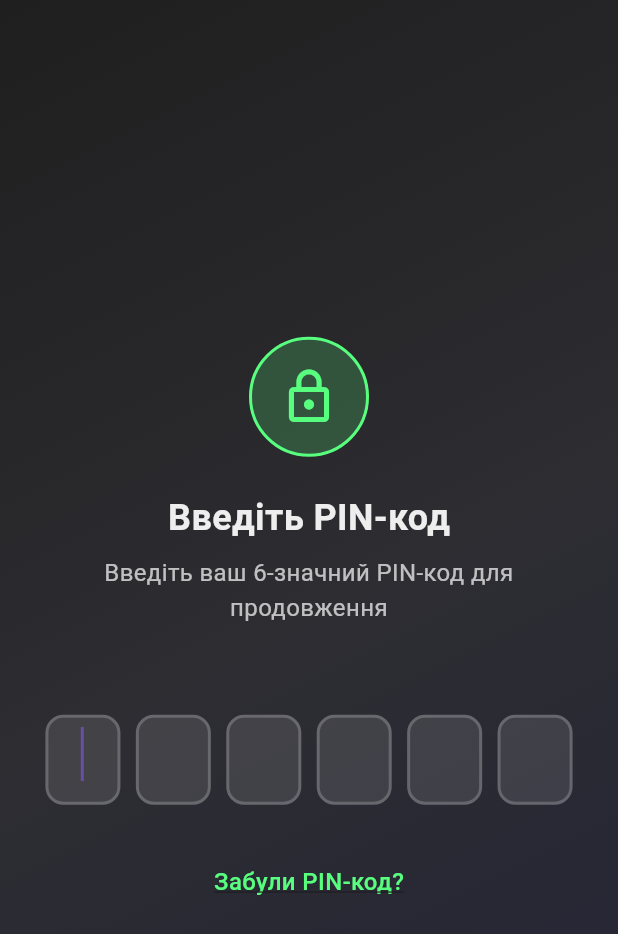
After one commit to Kvazar-213452/Voxta-mobile, a Flutter app: the PawsScreen screen opened directly, on a phone screen of 412 x 824 dp. The commit adds this screen. Shown: the top 934 px of the screen. Run offline on Flutter 3.47's test engine with Material 3 defaults, Android fonts, the phone set to English and light mode, and no system bars; our stand-ins replace flutter_secure_storage, image_picker, socket_io_client, sqflite, sqflite_common_ffi; missing offline and left inert: asn1lib, pointycastle; accounts and stored records are empty.

Commit message:
add pasw screen

```diff
--- a/lib/main.dart
+++ b/lib/main.dart
@@ -1,6 +1,7 @@
 import 'package:flutter/material.dart';
 import 'screens/login_screen.dart';
 import 'screens/main_screen.dart';
+import 'screens/pasw_screen.dart';
 import 'models/storage_user.dart';
 import 'models/storage_service.dart';
 import 'models/interface/user.dart';
@@ -41,6 +42,23 @@ class LoginStart extends StatelessWidget {
   }
 }
 
+class PaswStart extends StatelessWidget {
+  const PaswStart({super.key});
+
+  @override
+  Widget build(BuildContext context) {
+    return MaterialApp(
+      title: 'Voxta',
+      debugShowCheckedModeBanner: false,
+      theme: ThemeData(
+        primarySwatch: Colors.blue,
+        useMaterial3: true,
+      ),
+      home: const PawsScreen(),
+    );
+  }
+}
+
 class MainStart extends StatelessWidget {
   const MainStart({super.key});
 
--- /dev/null
+++ b/lib/screens/pasw_screen.dart
@@ -0,0 +1,325 @@
+import 'package:flutter/material.dart';
+import 'package:flutter/services.dart';
+
+class PawsScreen extends StatefulWidget {
+  const PawsScreen({Key? key}) : super(key: key);
+
+  @override
+  State<PawsScreen> createState() => _PawsScreenState();
+}
+
+class _PawsScreenState extends State<PawsScreen> with TickerProviderStateMixin {
+  final List<TextEditingController> _controllers = List.generate(6, (index) => TextEditingController());
+  final List<FocusNode> _focusNodes = List.generate(6, (index) => FocusNode());
+
+  late AnimationController _shakeController;
+  late AnimationController _fadeController;
+  late Animation<double> _shakeAnimation;
+  late Animation<double> _fadeAnimation;
+
+  String _enteredPin = '';
+  bool _isError = false;
+
+  @override
+  void initState() {
+    super.initState();
+
+    _shakeController = AnimationController(
+      duration: const Duration(milliseconds: 500),
+      vsync: this,
+    );
+
+    _fadeController = AnimationController(
+      duration: const Duration(milliseconds: 300),
+      vsync: this,
+    );
+
+    _shakeAnimation = Tween<double>(
+      begin: 0,
+      end: 10,
+    ).animate(CurvedAnimation(
+      parent: _shakeController,
+      curve: Curves.elasticIn,
+    ));
+
+    _fadeAnimation = Tween<double>(
+      begin: 0.0,
+      end: 1.0,
+    ).animate(CurvedAnimation(
+      parent: _fadeController,
+      curve: Curves.easeOut,
+    ));
+
+    _fadeController.forward();
+
+    // Auto-focus first field
+    WidgetsBinding.instance.addPostFrameCallback((_) {
+      _focusNodes[0].requestFocus();
+    });
+  }
+
+  @override
+  void dispose() {
+    _shakeController.dispose();
+    _fadeController.dispose();
+    for (var controller in _controllers) {
+      controller.dispose();
+    }
+    for (var focusNode in _focusNodes) {
+      focusNode.dispose();
+    }
+    super.dispose();
+  }
+
+  void _onPinChanged(String value, int index) {
+    setState(() {
+      _isError = false;
+    });
+
+    if (value.isNotEmpty) {
+      // Move to next field
+      if (index < 5) {
+        _focusNodes[index + 1].requestFocus();
+      } else {
+        // Unfocus when last digit is entered
+        _focusNodes[index].unfocus();
+      }
+    }
+
+    _updatePin();
+
+    // Check if PIN is complete
+    if (_enteredPin.length == 6) {
+      _verifyPin();
+    }
+  }
+
+  void _updatePin() {
+    _enteredPin = _controllers.map((controller) => controller.text).join('');
+  }
+
+  void _verifyPin() {
+    // Simulate PIN verification (replace with your logic)
+    const correctPin = '123456'; // Example PIN
+
+    if (_enteredPin == correctPin) {
+      _onSuccess();
+    } else {
+      _onError();
+    }
+  }
+
+  void _onSuccess() {
+    HapticFeedback.lightImpact();
+    // Navigate to next screen or perform success action
+    ScaffoldMessenger.of(context).showSnackBar(
+      const SnackBar(
+        content: Text('PIN успішно введено!'),
+        backgroundColor: Color(0xFF58FF7F),
+        duration: Duration(seconds: 2),
+      ),
+    );
+  }
+
+  void _onError() {
+    HapticFeedback.heavyImpact();
+    setState(() {
+      _isError = true;
+    });
+
+    _shakeController.forward().then((_) {
+      _shakeController.reverse().then((_) {
+        // Clear all fields after animation
+        Future.delayed(const Duration(milliseconds: 500), () {
+          _clearPin();
+        });
+      });
+    });
+  }
+
+  void _clearPin() {
+    setState(() {
+      _isError = false;
+      for (var controller in _controllers) {
+        controller.clear();
+      }
+      _enteredPin = '';
+    });
+    _focusNodes[0].requestFocus();
+  }
+
+  @override
+  Widget build(BuildContext context) {
+    return Scaffold(
+      backgroundColor: const Color(0xFF1A1A1A),
+      body: AnimatedBuilder(
+        animation: _fadeController,
+        builder: (context, child) {
+          return Opacity(
+            opacity: _fadeAnimation.value,
+            child: Container(
+              decoration: const BoxDecoration(
+                gradient: LinearGradient(
+                  begin: Alignment.topLeft,
+                  end: Alignment.bottomRight,
+                  colors: [
+                    Color(0xFF1F1F1F),
+                    Color(0xFF2D2D32),
+                    Color(0xFF232338),
+                  ],
+                ),
+              ),
+              child: Padding(
+                padding: const EdgeInsets.symmetric(horizontal: 20),
+                child: Column(
+                  mainAxisAlignment: MainAxisAlignment.center,
+                  children: [
+                    const Spacer(),
+                    _buildHeader(),
+                    const SizedBox(height: 60),
+                    _buildPinInput(),
+                    const SizedBox(height: 40),
+                    _buildForgotPin(),
+                    const Spacer(),
+                  ],
+                ),
+              ),
+            ),
+          );
+        },
+      ),
+    );
+  }
+
+  Widget _buildHeader() {
+    return Column(
+      children: [
+        Container(
+          width: 80,
+          height: 80,
+          decoration: BoxDecoration(
+            color: const Color(0xFF58FF7F).withOpacity(0.2),
+            borderRadius: BorderRadius.circular(40),
+            border: Border.all(
+              color: const Color(0xFF58FF7F),
+              width: 2,
+            ),
+          ),
+          child: const Icon(
+            Icons.lock_outline,
+            color: Color(0xFF58FF7F),
+            size: 40,
+          ),
+        ),
+        const SizedBox(height: 24),
+        const Text(
+          'Введіть PIN-код',
+          style: TextStyle(
+            fontSize: 24,
+            fontWeight: FontWeight.w600,
+            color: Color(0xFFEEEEEE),
+          ),
+        ),
+        const SizedBox(height: 8),
+        Text(
+          'Введіть ваш 6-значний PIN-код для продовження',
+          textAlign: TextAlign.center,
+          style: TextStyle(
+            fontSize: 16,
+            color: Colors.white.withOpacity(0.7),
+          ),
+        ),
+      ],
+    );
+  }
+
+  Widget _buildPinInput() {
+    return AnimatedBuilder(
+      animation: _shakeController,
+      builder: (context, child) {
+        return Transform.translate(
+          offset: Offset(_shakeAnimation.value * (_shakeController.status == AnimationStatus.reverse ? -1 : 1), 0),
+          child: Row(
+            mainAxisAlignment: MainAxisAlignment.spaceEvenly,
+            children: List.generate(6, (index) => _buildPinField(index)),
+          ),
+        );
+      },
+    );
+  }
+
+  Widget _buildPinField(int index) {
+    return Container(
+      width: 50,
+      height: 60,
+      decoration: BoxDecoration(
+        color: const Color(0x1AFFFFFF),
+        border: Border.all(
+          color: _isError
+              ? Colors.red
+              : _controllers[index].text.isNotEmpty
+                  ? const Color(0xFF58FF7F)
+                  : Colors.white.withOpacity(0.2),
+          width: 2,
+        ),
+        borderRadius: BorderRadius.circular(12),
+      ),
+      child: TextField(
+        controller: _controllers[index],
+        focusNode: _focusNodes[index],
+        textAlign: TextAlign.center,
+        style: const TextStyle(
+          color: Color(0xFFEEEEEE),
+          fontSize: 24,
+          fontWeight: FontWeight.w600,
+        ),
+        keyboardType: TextInputType.number,
+        maxLength: 1,
+        obscureText: false,
+        inputFormatters: [
+          FilteringTextInputFormatter.digitsOnly,
+        ],
+        decoration: const InputDecoration(
+          counterText: '',
+          border: InputBorder.none,
+          contentPadding: EdgeInsets.zero,
+        ),
+        onChanged: (value) => _onPinChanged(value, index),
+        onTap: () {
+          // Clear field on tap if error state
+          if (_isError) {
+            _clearPin();
+          }
+        },
+        onEditingComplete: () {
+          if (index < 5 && _controllers[index].text.isNotEmpty) {
+            _focusNodes[index + 1].requestFocus();
+          }
+        },
+      ),
+    );
+  }
+
+  Widget _buildForgotPin() {
+    return GestureDetector(
+      onTap: () {
+        // Handle forgot PIN
+        ScaffoldMessenger.of(context).showSnackBar(
+          const SnackBar(
+            content: Text('Функція відновлення PIN-коду'),
+            backgroundColor: Color(0xFF2D2D32),
+          ),
+        );
+      },
+      child: Text(
+        'Забули PIN-код?',
+        style: TextStyle(
+          fontSize: 16,
+          color: const Color(0xFF58FF7F),
+          fontWeight: FontWeight.w500,
+          decoration: TextDecoration.underline,
+        ),
+      ),
+    );
+  }
+}
```
